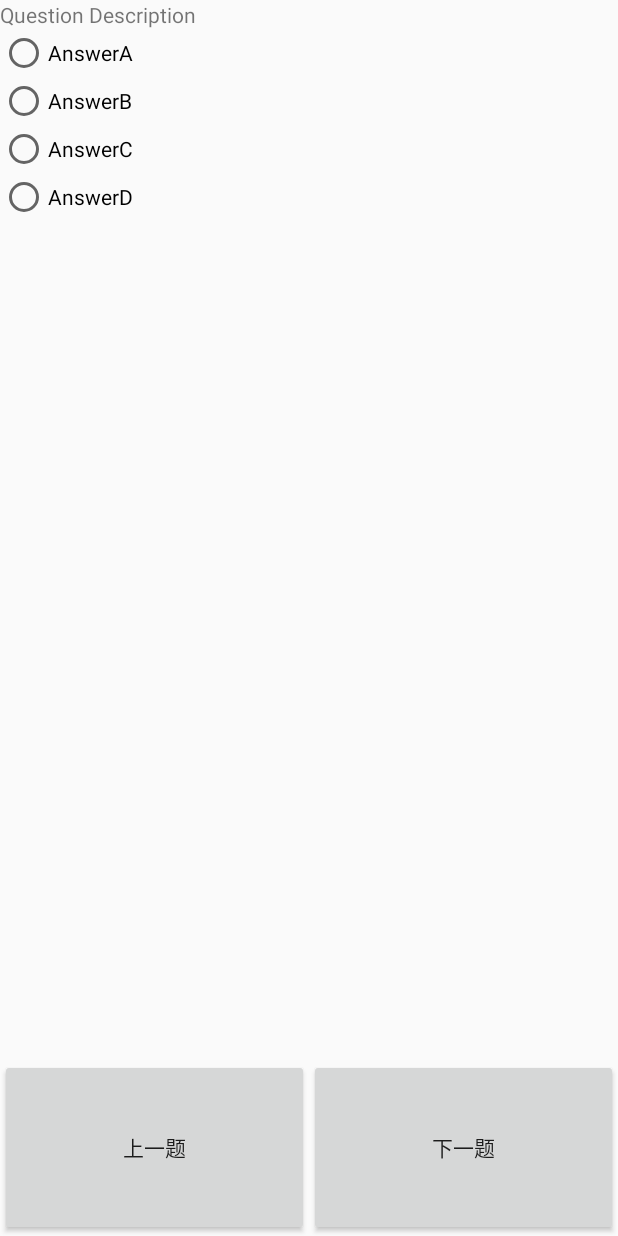
After one commit to LiuShengchieh/AndroidStudioProjects, an Android app: the layout activity_exam.xml on its own in the app's theme, with its tools: preview values and no code run, on a phone screen of 412 x 824 dp. The commit adds this screen. Run offline under Robolectric (Android 15) with nearby library versions, the phone set to English and light mode, and no system bars.

Commit message:
home页整卷完成

```diff
--- a/CivilServant/app/src/main/AndroidManifest.xml
+++ b/CivilServant/app/src/main/AndroidManifest.xml
@@ -16,6 +16,7 @@
                 <category android:name="android.intent.category.LAUNCHER" />
             </intent-filter>
         </activity>
+        <activity android:name=".ui.ExamActivity"/>
     </application>
 
 </manifest>
--- a/CivilServant/app/src/main/java/com/example/a140/civilservant/C.java
+++ b/CivilServant/app/src/main/java/com/example/a140/civilservant/entity/C.java
@@ -1,4 +1,4 @@
-package com.example.a140.civilservant;
+package com.example.a140.civilservant.entity;
 
 /**
  * Created by a140 on 2018/4/10.
--- a/CivilServant/app/src/main/java/com/example/a140/civilservant/view/ImageBannerFrameLayout.java
+++ b/CivilServant/app/src/main/java/com/example/a140/civilservant/view/ImageBannerFrameLayout.java
@@ -12,14 +12,14 @@ import android.widget.FrameLayout;
 import android.widget.ImageView;
 import android.widget.LinearLayout;
 
-import com.example.a140.civilservant.C;
+import com.example.a140.civilservant.entity.C;
 import com.example.a140.civilservant.R;
 
 import java.util.List;
 
 /**
  * Created by a140 on 2018/4/10.
- * 图片轮播
+ * 自定义View：图片轮播，继承自FrameLayout，添加了切换不同图片时显示的圆点状态
  */
 
 public class ImageBannerFrameLayout extends FrameLayout implements ImageBannerViewGroup.ImageBannerViewGroupListener,
--- a/CivilServant/app/src/main/java/com/example/a140/civilservant/view/ImageBannerViewGroup.java
+++ b/CivilServant/app/src/main/java/com/example/a140/civilservant/view/ImageBannerViewGroup.java
@@ -14,7 +14,7 @@ import java.util.TimerTask;
 
 /**
  * Created by a140 on 2018/4/10.
- * 图片轮播
+ * 自定义View：图片轮播
  */
 
 public class ImageBannerViewGroup extends ViewGroup {
--- /dev/null
+++ b/CivilServant/app/src/main/res/layout/activity_exam.xml
@@ -0,0 +1,82 @@
+<?xml version="1.0" encoding="utf-8"?>
+<LinearLayout xmlns:android="http://schemas.android.com/apk/res/android"
+    android:layout_width="match_parent"
+    android:layout_height="match_parent"
+    android:orientation="vertical">
+
+    <ScrollView
+        android:layout_width="match_parent"
+        android:layout_height="0dp"
+        android:layout_weight="6">
+
+        <LinearLayout
+            android:layout_width="match_parent"
+            android:layout_height="match_parent"
+            android:orientation="vertical">
+
+            <TextView
+                android:id="@+id/question"
+                android:layout_width="match_parent"
+                android:layout_height="wrap_content"
+                android:text="Question Description" />
+
+            <RadioGroup
+                android:id="@+id/radioGroup"
+                android:layout_width="match_parent"
+                android:layout_height="wrap_content">
+
+                <RadioButton
+                    android:id="@+id/answerA"
+                    android:layout_width="match_parent"
+                    android:layout_height="wrap_content"
+                    android:text="AnswerA" />
+
+                <RadioButton
+                    android:id="@+id/answerB"
+                    android:layout_width="match_parent"
+                    android:layout_height="wrap_content"
+                    android:text="AnswerB" />
+
+                <RadioButton
+                    android:id="@+id/answerC"
+                    android:layout_width="match_parent"
+                    android:layout_height="wrap_content"
+                    android:text="AnswerC" />
+
+                <RadioButton
+                    android:id="@+id/answerD"
+                    android:layout_width="match_parent"
+                    android:layout_height="wrap_content"
+                    android:text="AnswerD" />
+            </RadioGroup>
+
+            <TextView
+                android:id="@+id/explanation"
+                android:layout_width="match_parent"
+                android:layout_height="wrap_content"
+                android:text="Question Explanation"
+                android:visibility="invisible" />
+        </LinearLayout>
+    </ScrollView>
+
+    <LinearLayout
+        android:layout_width="match_parent"
+        android:layout_height="0dp"
+        android:layout_weight="1"
+        android:orientation="horizontal">
+
+        <Button
+            android:id="@+id/btn_previous"
+            android:layout_width="match_parent"
+            android:layout_height="match_parent"
+            android:layout_weight="1"
+            android:text="上一题" />
+
+        <Button
+            android:id="@+id/btn_next"
+            android:layout_width="match_parent"
+            android:layout_height="match_parent"
+            android:layout_weight="1"
+            android:text="下一题" />
+    </LinearLayout>
+</LinearLayout>
```
Also changed, not shown: CivilServant/app/src/main/java/com/example/a140/civilservant/MainActivity.java (+45 -0 lines), CivilServant/app/src/main/java/com/example/a140/civilservant/entity/Question.java (added, +29 -0 lines), CivilServant/app/src/main/java/com/example/a140/civilservant/fragment/HomeFragment.java (+13 -0 lines), CivilServant/app/src/main/java/com/example/a140/civilservant/service/DBService.java (added, +57 -0 lines), CivilServant/app/src/main/java/com/example/a140/civilservant/ui/ExamActivity.java (added, +201 -0 lines), CivilServant/app/src/main/assets/question.db (added).
